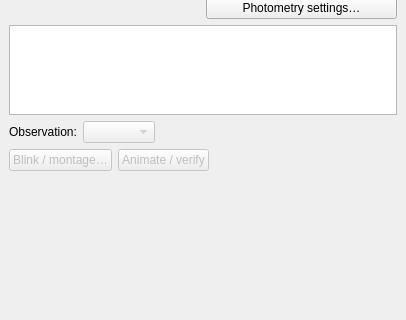
This is nightscribe/gui/ui/ufe_trackstack_tab.ui in irydeo/nightscribe as Qt 5 draws it before an edit; both pictures show x 0 to 406 and y 514 to 834 of the 406 by 1414 pixel window. The edited form follows.
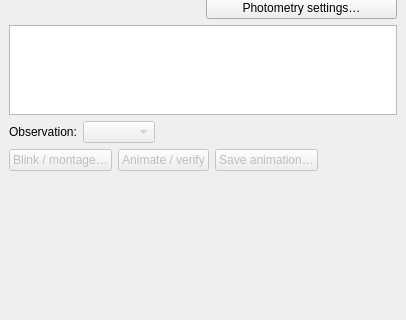
This is the edited form.

```diff
--- a/nightscribe/gui/ui/ufe_trackstack_tab.ui
+++ b/nightscribe/gui/ui/ufe_trackstack_tab.ui
@@ -401,6 +401,15 @@
         </property>
        </widget>
       </item>
+      <item>
+       <widget class="QPushButton" name="btn_export_anim">
+        <property name="enabled"><bool>false</bool></property>
+        <property name="text"><string>Save animation…</string></property>
+        <property name="toolTip">
+         <string>Saves the animation as a GIF or an MP4 with the levels you applied and the plate's heading on every frame: the same thing the loop shows, so it can be shared as the proof of the detection. The format follows the file name you choose</string>
+        </property>
+       </widget>
+      </item>
       <item>
        <spacer name="hsp_obsactions">
         <property name="orientation"><enum>Qt::Horizontal</enum></property>
```
